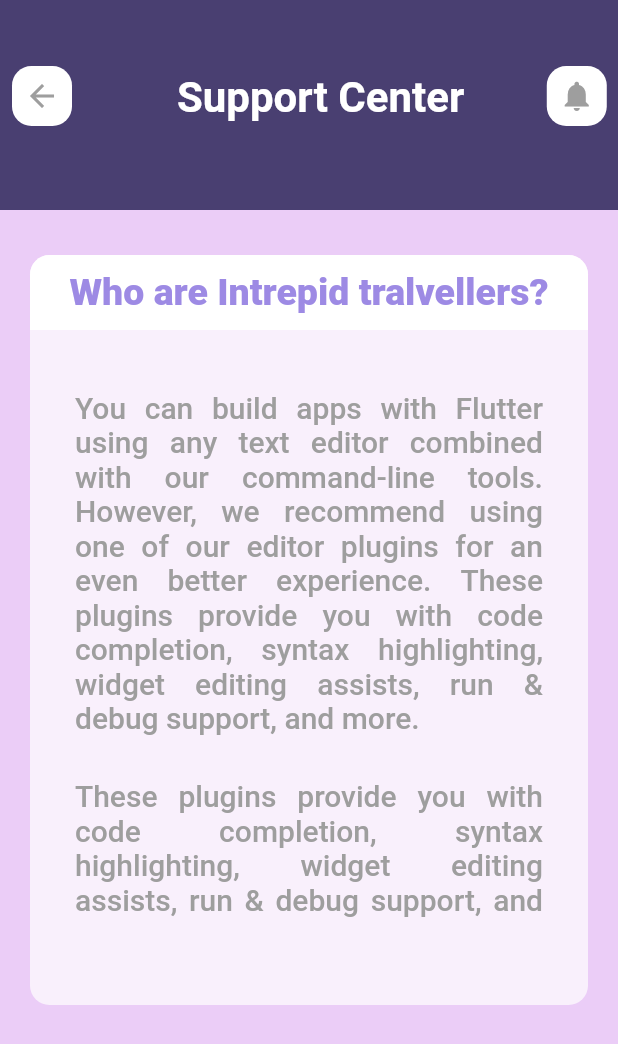
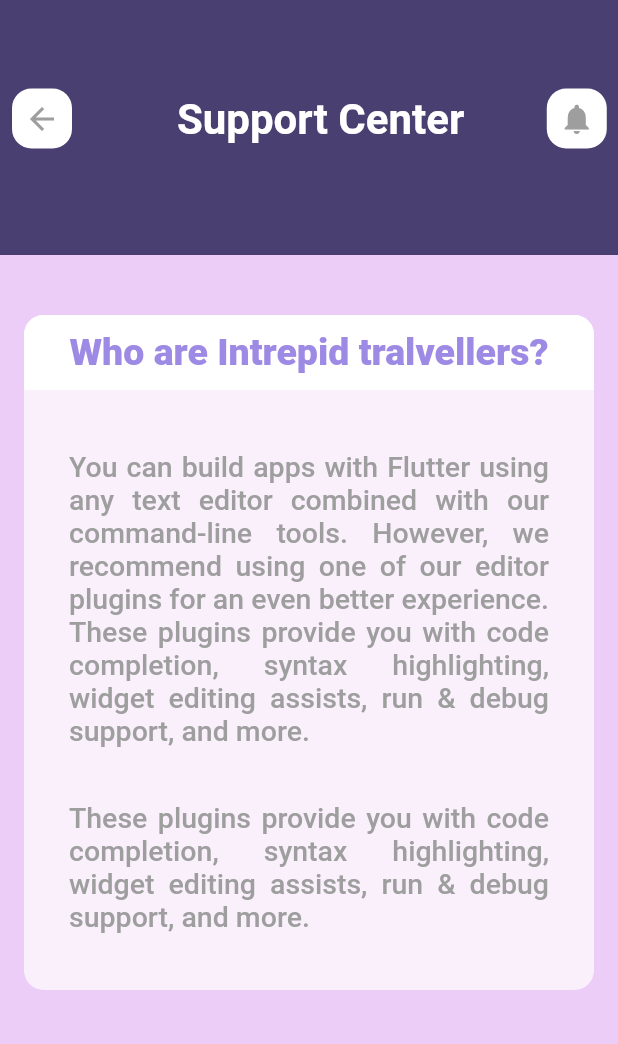
Before and after one commit to quyen46919/flutter-rent-motel-app, a Flutter app: the screen it shows after launch, on a phone screen of 412 x 824 dp. Shown: the top 1044 px of the screen. Run offline on Flutter 3.47's test engine with Material 2 defaults, Android fonts, the light colour scheme and no system bars; our stand-ins replace font_awesome_flutter.

Commit message:
add file support extend

```diff
--- a/lib/screens/suport_center_extend_page.dart
+++ b/lib/screens/suport_center_extend_page.dart
@@ -38,13 +38,21 @@ class _SupportCenterExtendPageState extends State<SupportCenterExtendPage> {
       Center(
         child: Container(
           color: myColors[BACKGROUND],
+          // color: Colors.white,
           width: 430,
-          child: Column(
-            children: [
+          height: double.infinity,
+          child: Stack(
+            alignment: Alignment.topCenter,
+            children: <Widget>[
               buildTop(),
-              buildContent(),
-
-              // buildContent(),
+              // Positioned(
+              //   top: 50,
+              //   child: buildTextField(),
+              // ),
+              Positioned(
+                top: 150,
+                child: buildContent(),
+              ),
             ],
           ),
         ),
@@ -61,7 +69,7 @@ class _SupportCenterExtendPageState extends State<SupportCenterExtendPage> {
             child: Container(
               color: myColors[COLOR_IMAGE],
               width: double.infinity,
-              height: 140,
+              height: 170,
               child: Padding(
                 padding: const EdgeInsets.only(bottom: 20.0),
 
@@ -116,6 +124,14 @@ class _SupportCenterExtendPageState extends State<SupportCenterExtendPage> {
         ),
       ]
   );
+
+  Widget buildTextField() => const TextField(
+    decoration: InputDecoration(
+      border: OutlineInputBorder(),
+    ),
+
+  );
+
   Widget BuildUserSupport() => Row(
 
     children: [
@@ -189,15 +205,15 @@ class _SupportCenterExtendPageState extends State<SupportCenterExtendPage> {
 
     children: [
       Padding(
-        padding: const EdgeInsets.only(top:30.0, left: 20, right: 20),
+        padding: const EdgeInsets.only(top:60.0, left: 40, right: 40),
         child: Container(
 
           decoration: BoxDecoration(
             borderRadius: BorderRadius.circular(13.0),
             color: myColors[COLOR_SUPPORT],
           ),
-          height: 500,
-          width: 430,
+          height: 450,
+          width: 380,
           child: Column(
             children: [
               Padding(
@@ -218,13 +234,6 @@ class _SupportCenterExtendPageState extends State<SupportCenterExtendPage> {
                           topLeft: Radius.circular(13),
                         ),
                         color: Colors.white,
-                        // boxShadow: [
-                        //   BoxShadow(
-                        //   color: Colors.purple.withOpacity(0.2),
-                        //   spreadRadius: 5,
-                        //   blurRadius: 7,
-                        //   offset: Offset(0, 3), // changes position of shadow
-                        // ),],
                       ),
                     ),
                   ),
@@ -239,18 +248,17 @@ class _SupportCenterExtendPageState extends State<SupportCenterExtendPage> {
                     child: Column(
                       children: [
                         Container(
-                          height: 275,
+                          height: 250,
                           width: double.infinity,
                           child: const Padding(
                             padding:  EdgeInsets.only(top: 16.0,left: 30.0, right: 30.0),
                             child: Text('You can build apps with Flutter using any text editor combined with our command-line tools. However, we recommend using one of our editor plugins for an even better experience. These plugins provide you with code completion, syntax highlighting, widget editing assists, run & debug support, and more.',
 
                               textAlign: TextAlign.justify,
-                              style: TextStyle( fontSize: 20, fontWeight: FontWeight.w500, color: Colors.grey),
+                              style: TextStyle( fontSize: 19, fontWeight: FontWeight.w500, color: Colors.grey),
                                 ),
                           )
                           ,
-
                         ),
                         Container(
                           color: Colors.transparent,
@@ -261,7 +269,7 @@ class _SupportCenterExtendPageState extends State<SupportCenterExtendPage> {
                             child: Text('These plugins provide you with code completion, syntax highlighting, widget editing assists, run & debug support, and more.',
 
                               textAlign: TextAlign.justify,
-                              style: TextStyle( fontSize: 20, fontWeight: FontWeight.w500, color: Colors.grey),
+                              style: TextStyle( fontSize: 19, fontWeight: FontWeight.w500, color: Colors.grey),
                             ),
                           )
                           ,
```
